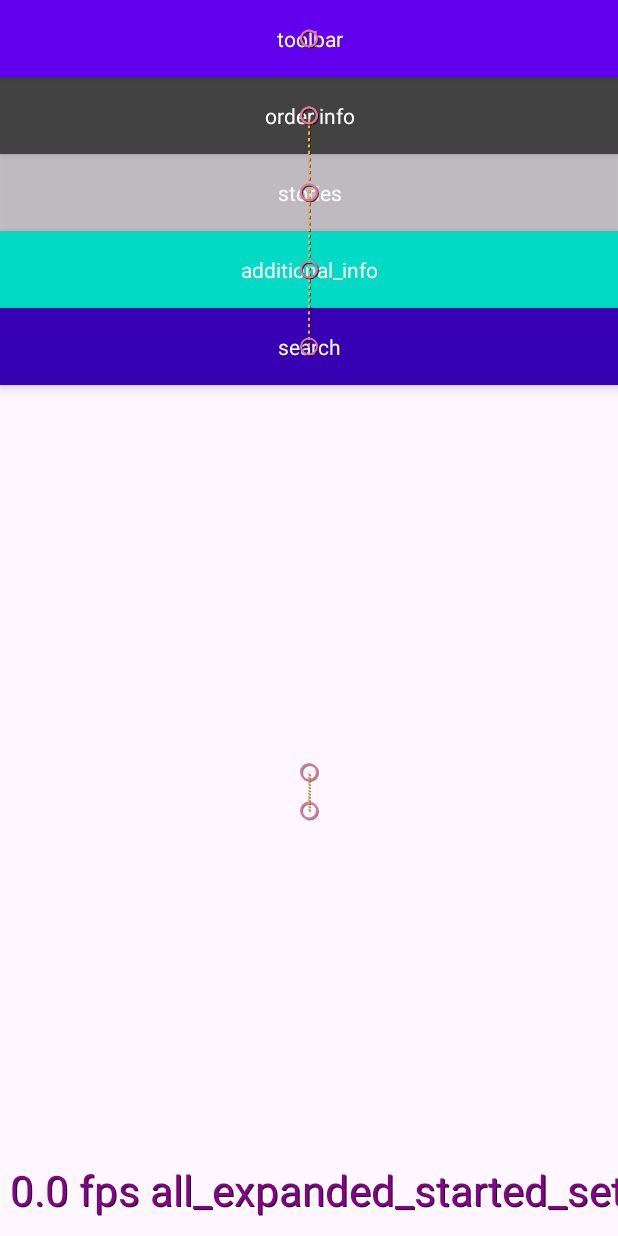
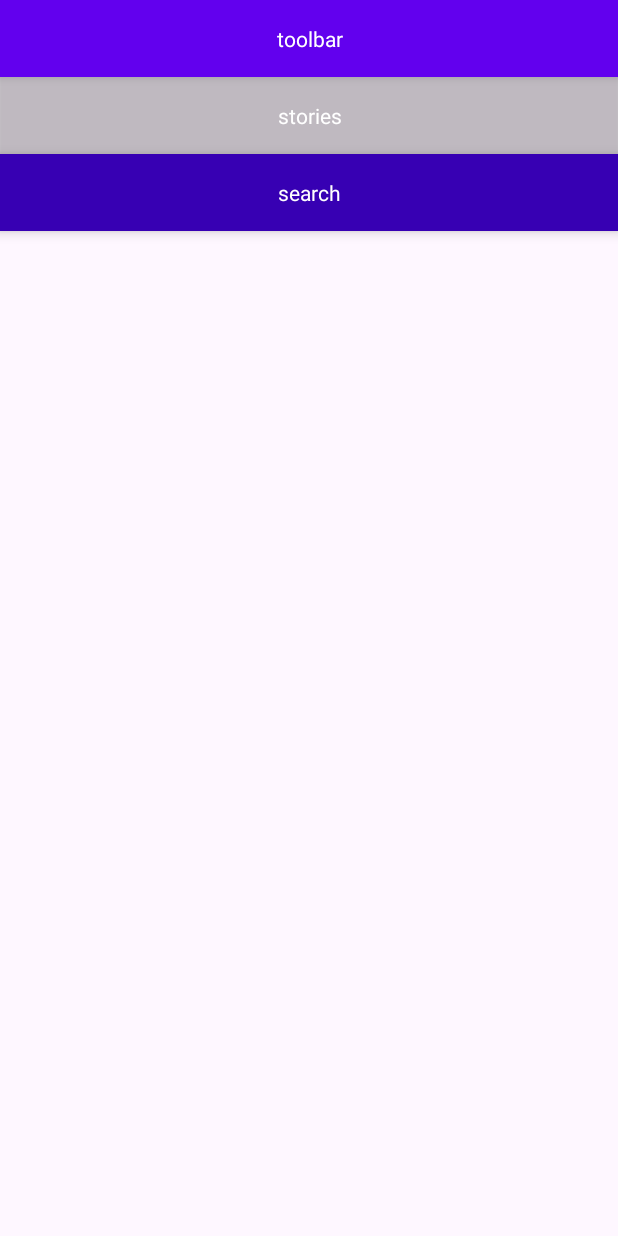
Before and after one commit to shumslav/TestCoordinatorLayout, an Android app: the layout activity_main.xml on its own in the app's theme, with its tools: preview values and no code run, on a phone screen of 412 x 824 dp. Run offline under Robolectric (Android 15) with nearby library versions, the phone set to English and light mode, and no system bars.

Commit message:
without motion layout

```diff
--- a/app/src/main/java/com/example/testcoordinatorlayout/MainActivity.kt
+++ b/app/src/main/java/com/example/testcoordinatorlayout/MainActivity.kt
@@ -14,6 +14,7 @@ import androidx.recyclerview.widget.LinearLayoutManager
 import androidx.recyclerview.widget.RecyclerView
 import com.example.testcoordinatorlayout.databinding.ActivityMainBinding
 import kotlin.math.abs
+import kotlin.math.min
 
 class MainActivity : AppCompatActivity() {
 
@@ -21,7 +22,6 @@ class MainActivity : AppCompatActivity() {
 
     private val adapter by lazy {
         MainAdapter {
-            binding.main.transitionToState(R.id.catalog_only_set)
         }
     }
 
@@ -36,89 +36,58 @@ class MainActivity : AppCompatActivity() {
 
         adapter.submitList((0..100).toList())
 
-        setupMotionLayout()
-
         setupRecyclerView()
 
-        Log.d("TAG", "Ids")
-        Log.d("TAG", "all_expanded_started_set = ${R.id.all_expanded_started_set}")
-        Log.d("TAG", "without_stories_set = ${R.id.without_stories_set}")
-        Log.d("TAG", "catalog_only_set = ${R.id.catalog_only_set}")
-        Log.d("TAG", "toolbar_and_search_only_set = ${R.id.toolbar_and_search_only_set}")
+        binding.main.setOnTouchListener { view, event ->
+            binding.rvCatalog.onTouchEvent(event)
+        }
     }
 
     private fun setupRecyclerView() = with(binding) {
-//        rvCatalog.setOnTouchListener { v, event -> reduceMotionEvent(event) }
+        rvCatalog.addOnScrollListener(object : RecyclerView.OnScrollListener() {
+            override fun onScrolled(recyclerView: RecyclerView, dx: Int, dy: Int) {
+                Log.d("TAG", "onScrolled: $dy")
+                onChangeVerticalScroll(dy)
+            }
+        })
     }
 
-    private fun reduceMotionEvent(event: MotionEvent?): Boolean = binding.run {
-        val isCanScrollVerticalUp = rvCatalog.canScrollVertically(-1)
-        val isLastState = main.currentState == R.id.catalog_only_set
-        return when {
-            isCanScrollVerticalUp -> false
-            !isLastState -> {
-                main.onTouchEvent(event)
-                true
-            }
-            else -> false
+    private fun onChangeVerticalScroll(dy: Int) {
+        if (dy > 0)
+            onScrollDown(dy)
+        else
+            onScrollUp(abs(dy))
+
+    }
+
+    private fun onScrollUp(dy: Int) = with(binding) {
+        var lastScroll = dy
+        if (stories.translationY != 0f) {
+            val distance = abs(stories.translationY.toInt())
+            val canDistance = min(lastScroll, distance)
+            stories.translationY += canDistance
+            search.translationY += canDistance
+//            rvCatalog.translationY += canDistance
+            lastScroll -= canDistance
         }
     }
 
-
-    private fun setupMotionLayout() = with(binding) {
-        main.addTransitionListener(object : MotionLayout.TransitionListener {
-            var lastState = R.id.all_expanded_started_set
-
-            override fun onTransitionStarted(p0: MotionLayout?, p1: Int, p2: Int) {
-                Log.d("TAG", "onTransitionStarted")
-                Log.d("TAG", "p1 = $p1  p2 = $p2")
-                if (p1 == R.id.all_expanded_started_set && p2 == R.id.without_stories_set) {
-                    if (stories.visibility == View.GONE) {
-                        main.transitionToState(R.id.without_stories_set)
-                    }
-                }
-
-                if (p1 == R.id.without_stories_set && p2 == R.id.all_expanded_started_set) {
-                    if (stories.visibility == View.GONE) {
-                        main.transitionToState(R.id.all_expanded_started_set)
-                    }
-                }
-            }
-
-            override fun onTransitionChange(p0: MotionLayout?, p1: Int, p2: Int, p3: Float) {
-//                Log.d("TAG", "onTransitionChange")
-//                Log.d("TAG", "p1 = $p1 p2 = $p2 p3= $p3")
-            }
-
-            override fun onTransitionCompleted(p0: MotionLayout?, p1: Int) {
-                Log.d("TAG", "onTransitionCompleted")
-                Log.d("TAG", "p1 = $p1")
-                Log.d("TAG", "current state = ${main.currentState}")
-//                val nextTransition = when (p1) {
-//                    R.id.all_expanded_started_set -> R.id.without_stories_transition
-//
-//                    R.id.without_stories_set -> if (lastState == R.id.all_expanded_started_set)
-//                        R.id.toolbar_and_search_only_transition
-//                    else
-//                        R.id.without_stories_transition
-//
-//                    R.id.toolbar_and_search_only_set -> if (lastState == R.id.without_stories_set)
-//                        R.id.catalog_only_transition
-//                    else
-//                        R.id.toolbar_and_search_only_transition
-//
-//                    R.id.catalog_only_set -> R.id.catalog_only_transition
-//
-//                    else -> R.id.without_stories_transition
-//                }
-//                main.setTransition(nextTransition)
-//                lastState = p1
-            }
-
-            override fun onTransitionTrigger(p0: MotionLayout?, p1: Int, p2: Boolean, p3: Float) {
-                Log.d("TAG", "onTransitionTrigger")
-                Log.d("TAG", "p1 = $p1 p2 = $p2 p3= $p3")
-            }
-        })
+    private fun onScrollDown(dy: Int) = with(binding) {
+        var lastScroll = dy
+        var isWasStoriesScrolled = true
+        if (stories.y != toolbar.y) {
+            val distance = (stories.y - toolbar.y).toInt()
+            val canDistance = min(lastScroll, distance)
+            stories.translationY -= canDistance
+            search.translationY -= canDistance
+//            rvCatalog.translationY -= canDistance
+            lastScroll -= canDistance
+        }
+        if (search.y != 0f) {
+            val distance = search.y.toInt()
+            val canDistance = min(lastScroll, distance)
+            toolbar.translationY -= canDistance
+            search.translationY -= canDistance
+        }
     }
 }
--- a/app/src/main/res/layout/activity_main.xml
+++ b/app/src/main/res/layout/activity_main.xml
@@ -1,14 +1,12 @@
 <?xml version="1.0" encoding="utf-8"?>
-<androidx.constraintlayout.motion.widget.MotionLayout xmlns:android="http://schemas.android.com/apk/res/android"
+<androidx.constraintlayout.widget.ConstraintLayout xmlns:android="http://schemas.android.com/apk/res/android"
     xmlns:app="http://schemas.android.com/apk/res-auto"
     xmlns:tools="http://schemas.android.com/tools"
     android:id="@+id/main"
     android:layout_width="match_parent"
     android:layout_height="match_parent"
     android:orientation="vertical"
-    tools:context=".MainActivity"
-    app:layoutDescription="@xml/motion_layout_scene"
-    app:motionDebug="SHOW_ALL">
+    tools:context=".MainActivity">
 
         <TextView
             android:id="@+id/toolbar"
@@ -19,18 +17,11 @@
             android:textColor="@color/white"
             android:paddingVertical="16dp"
             android:background="@color/design_default_color_primary"
-            android:translationZ="4dp"/>
+            android:translationZ="4dp"
 
-        <TextView
-            android:id="@+id/order_info"
-            android:layout_width="match_parent"
-            android:layout_height="wrap_content"
-            android:text="order info"
-            android:textColor="@color/white"
-            android:gravity="center"
-            android:paddingVertical="16dp"
-            android:background="@color/cardview_dark_background"
-            android:translationZ="3dp"/>
+            app:layout_constraintStart_toStartOf="parent"
+            app:layout_constraintEnd_toEndOf="parent"
+            app:layout_constraintTop_toTopOf="parent"/>
 
         <TextView
             android:id="@+id/stories"
@@ -42,18 +33,11 @@
             android:gravity="center"
             android:paddingVertical="16dp"
             android:background="@color/cardview_shadow_start_color"
-            android:translationZ="1dp"/>
+            android:translationZ="1dp"
+            app:layout_constraintStart_toStartOf="parent"
+            app:layout_constraintEnd_toEndOf="parent"
+            app:layout_constraintTop_toBottomOf="@id/toolbar"/>
 
-        <TextView
-            android:id="@+id/additional_info"
-            android:layout_width="match_parent"
-            android:layout_height="wrap_content"
-            android:text="additional_info"
-            android:textColor="@color/white"
-            android:gravity="center"
-            android:paddingVertical="16dp"
-            android:background="@color/design_default_color_secondary"
-            android:translationZ="2dp"/>
 
         <TextView
             android:id="@+id/search"
@@ -64,12 +48,20 @@
             android:gravity="center"
             android:paddingVertical="16dp"
             android:background="@color/design_default_color_primary_dark"
-            android:translationZ="5dp"/>
+            android:translationZ="5dp"
+
+            app:layout_constraintStart_toStartOf="parent"
+            app:layout_constraintEnd_toEndOf="parent"
+            app:layout_constraintTop_toBottomOf="@id/stories"/>
 
     <androidx.recyclerview.widget.RecyclerView
         android:id="@+id/rv_catalog"
         android:layout_width="match_parent"
         android:layout_height="0dp"
-        android:visibility="visible"/>
+        android:visibility="visible"
 
-</androidx.constraintlayout.motion.widget.MotionLayout>
+        app:layout_constraintStart_toStartOf="parent"
+        app:layout_constraintEnd_toEndOf="parent"
+        app:layout_constraintTop_toBottomOf="@id/search"/>
+
+</androidx.constraintlayout.widget.ConstraintLayout>
--- a/app/src/main/res/xml/motion_layout_scene.xml
+++ /dev/null
@@ -1,222 +0,0 @@
-<?xml version="1.0" encoding="utf-8"?>
-<MotionScene xmlns:android="http://schemas.android.com/apk/res/android"
-    xmlns:app="http://schemas.android.com/apk/res-auto">
-
-    <Transition
-        android:id="@+id/without_stories_transition"
-        app:constraintSetStart="@id/all_expanded_started_set"
-        app:constraintSetEnd="@id/without_stories_set">
-
-        <OnSwipe
-            app:dragDirection="dragUp"
-            app:onTouchUp="stop"
-            app:dragThreshold="10"
-            app:touchAnchorSide="top"
-            app:touchAnchorId="@id/rv_catalog"/>
-
-    </Transition>
-
-    <Transition
-        android:id="@+id/toolbar_and_search_only_transition"
-        app:constraintSetStart="@id/without_stories_set"
-        app:constraintSetEnd="@id/toolbar_and_search_only_set">
-
-        <OnSwipe
-            app:dragDirection="dragUp"
-            app:onTouchUp="stop"
-            app:dragThreshold="10"
-            app:touchAnchorSide="top"
-            app:touchAnchorId="@id/rv_catalog"/>
-
-    </Transition>
-
-    <Transition
-        android:id="@+id/catalog_only_transition"
-        app:constraintSetStart="@id/toolbar_and_search_only_set"
-        app:constraintSetEnd="@id/catalog_only_set">
-
-        <OnSwipe
-            app:dragDirection="dragUp"
-            app:onTouchUp="stop"
-            app:dragThreshold="10"
-            app:touchAnchorSide="top"
-            app:touchAnchorId="@id/rv_catalog"/>
-
-    </Transition>
-
-    <ConstraintSet android:id="@+id/all_expanded_started_set">
-
-        <Constraint android:id="@id/toolbar">
-
-            <PropertySet
-                android:alpha="1"
-                app:visibilityMode="ignore"/>
-
-            <Layout
-                android:layout_width="match_parent"
-                android:layout_height="wrap_content"
-                app:layout_constraintStart_toStartOf="parent"
-                app:layout_constraintEnd_toEndOf="parent"
-                app:layout_constraintTop_toTopOf="parent"/>
-
-        </Constraint>
-
-        <Constraint android:id="@id/order_info">
-
-            <PropertySet
-                android:alpha="1"
-                app:visibilityMode="ignore"/>
-
-            <Layout
-                android:layout_width="match_parent"
-                android:layout_height="wrap_content"
-                app:layout_constraintStart_toStartOf="parent"
-                app:layout_constraintEnd_toEndOf="parent"
-                app:layout_constraintTop_toBottomOf="@id/toolbar"/>
-
-        </Constraint>
-
-        <Constraint android:id="@id/stories">
-
-            <PropertySet
-                android:alpha="1"
-                app:visibilityMode="ignore"/>
-
-            <Layout
-                android:layout_width="match_parent"
-                android:layout_height="wrap_content"
-                app:layout_constraintStart_toStartOf="parent"
-                app:layout_constraintEnd_toEndOf="parent"
-                app:layout_constraintTop_toBottomOf="@id/order_info"/>
-
-        </Constraint>
-
-        <Constraint android:id="@id/additional_info">
-
-            <PropertySet
-                android:alpha="1"
-                app:visibilityMode="ignore"/>
-
-            <Layout
-                android:layout_width="match_parent"
-                android:layout_height="wrap_content"
-                app:layout_constraintStart_toStartOf="parent"
-                app:layout_constraintEnd_toEndOf="parent"
-                app:layout_constraintTop_toBottomOf="@id/stories"/>
-
-        </Constraint>
-
-        <Constraint android:id="@id/search">
-
-            <PropertySet
-                android:alpha="1"
-                app:visibilityMode="ignore"/>
-
-            <Layout
-                android:layout_width="match_parent"
-                android:layout_height="wrap_content"
-                app:layout_constraintStart_toStartOf="parent"
-                app:layout_constraintEnd_toEndOf="parent"
-                app:layout_constraintTop_toBottomOf="@id/additional_info"/>
-
-        </Constraint>
-
-        <Constraint android:id="@id/rv_catalog">
-            <Layout
-                android:layout_width="match_parent"
-                android:layout_height="0dp"
-                app:layout_constraintStart_toStartOf="parent"
-                app:layout_constraintEnd_toEndOf="parent"
-                app:layout_constraintTop_toBottomOf="@id/search"
-                app:layout_constraintBottom_toBottomOf="parent"/>
-        </Constraint>
-
-    </ConstraintSet>
-
-    <ConstraintSet android:id="@+id/without_stories_set"
-        app:deriveConstraintsFrom="@id/all_expanded_started_set">
-
-        <Constraint android:id="@id/stories">
-
-            <PropertySet android:alpha="0"
-                app:visibilityMode="ignore"/>
-
-            <Layout
-                android:layout_height="wrap_content"
-                android:layout_width="0dp"
-                app:layout_constraintStart_toStartOf="parent"
-                app:layout_constraintEnd_toEndOf="parent"
-                app:layout_constraintBottom_toBottomOf="@id/order_info" />
-        </Constraint>
-
-    </ConstraintSet>
-
-    <ConstraintSet android:id="@+id/toolbar_and_search_only_set"
-        app:deriveConstraintsFrom="@id/without_stories_set">
-
-        <Constraint android:id="@id/order_info">
-
-            <PropertySet
-                android:alpha="0"
-                app:visibilityMode="ignore"/>
-
-            <Layout
-                android:layout_height="wrap_content"
-                android:layout_width="0dp"
-                app:layout_constraintStart_toStartOf="parent"
-                app:layout_constraintEnd_toEndOf="parent"
-                app:layout_constraintBottom_toTopOf="@id/additional_info"/>
-
-        </Constraint>
-
-        <Constraint android:id="@id/additional_info">
-
-            <PropertySet
-                android:alpha="0"
-                app:visibilityMode="ignore"/>
-
-            <Layout
-                android:layout_height="wrap_content"
-                android:layout_width="0dp"
-                app:layout_constraintStart_toStartOf="parent"
-                app:layout_constraintEnd_toEndOf="parent"
-                app:layout_constraintBottom_toBottomOf="@id/toolbar"/>
-
-        </Constraint>
-
-    </ConstraintSet>
-
-    <ConstraintSet android:id="@+id/catalog_only_set"
-        app:deriveConstraintsFrom="@id/toolbar_and_search_only_set">
-
-        <Constraint android:id="@id/toolbar">
-
-            <PropertySet android:alpha="0"
-                app:visibilityMode="ignore"/>
-
-            <Layout
-                android:layout_width="0dp"
-                android:layout_height="wrap_content"
-                app:layout_constraintStart_toStartOf="parent"
-                app:layout_constraintEnd_toEndOf="parent"
-                app:layout_constraintBottom_toTopOf="@id/search"/>
-        </Constraint>
-
-
-        <Constraint android:id="@id/search">
-
-            <PropertySet android:alpha="0"
-                app:visibilityMode="ignore"/>
-
-            <Layout
-                android:layout_width="0dp"
-                android:layout_height="wrap_content"
-                app:layout_constraintStart_toStartOf="parent"
-                app:layout_constraintEnd_toEndOf="parent"
-                app:layout_constraintBottom_toTopOf="parent"/>
-
-        </Constraint>
-
-    </ConstraintSet>
-
-</MotionScene>
```
